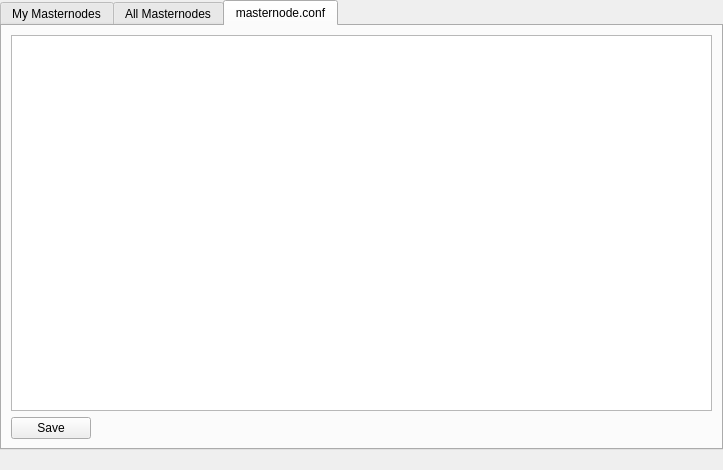
Above: src/qt/forms/masternodelist.ui from twachikku/brofist before the change. Below: the same form after it.
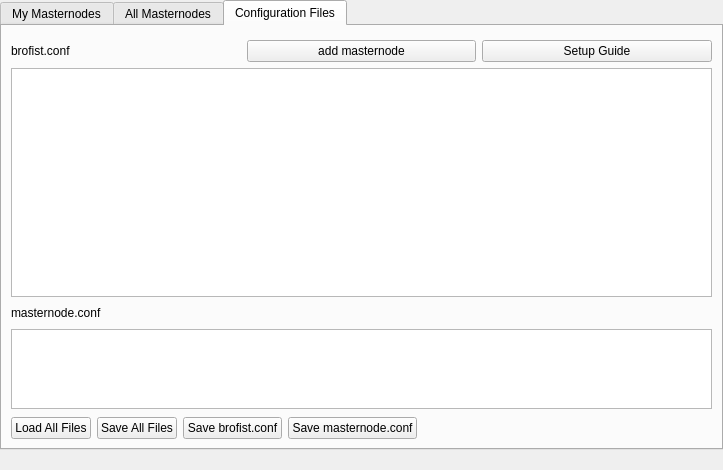
That is the form after the change. The open tabs and pages were chosen to show the change.

```diff
--- a/src/qt/forms/masternodelist.ui
+++ b/src/qt/forms/masternodelist.ui
@@ -320,28 +320,133 @@
        </widget>
        <widget class="QWidget" name="tabMasternodeConfig">
         <attribute name="title">
-         <string>masternode.conf</string>
+         <string>Configuration Files</string>
         </attribute>
-        <layout class="QGridLayout" name="gridLayout_3">
-         <item row="0" column="0">
-          <widget class="QPlainTextEdit" name="masternodeConfEdit">
+        <layout class="QGridLayout" name="gridLayout_4">
+         <item row="1" column="0">
+          <widget class="QTextEdit" name="textEditMaster">
+           <property name="maximumSize">
+            <size>
+             <width>16777215</width>
+             <height>80</height>
+            </size>
+           </property>
            <property name="lineWrapMode">
-            <enum>QPlainTextEdit::NoWrap</enum>
+            <enum>QTextEdit::NoWrap</enum>
            </property>
           </widget>
          </item>
-         <item row="1" column="0">
-          <widget class="QPushButton" name="buttonSaveConfig">
-           <property name="sizePolicy">
-            <sizepolicy hsizetype="Fixed" vsizetype="Fixed">
-             <horstretch>0</horstretch>
-             <verstretch>0</verstretch>
-            </sizepolicy>
+         <item row="3" column="0">
+          <layout class="QHBoxLayout" name="HLayout">
+           <property name="topMargin">
+            <number>2</number>
            </property>
-           <property name="text">
-            <string>Save</string>
-           </property>
-          </widget>
+           <item>
+            <widget class="QPushButton" name="pushButtonLoad">
+             <property name="text">
+              <string>Load All Files</string>
+             </property>
+            </widget>
+           </item>
+           <item>
+            <widget class="QPushButton" name="pushButtonSaveAll">
+             <property name="text">
+              <string>Save All Files</string>
+             </property>
+            </widget>
+           </item>
+           <item>
+            <widget class="QPushButton" name="pushButtonSaveConfig">
+             <property name="text">
+              <string>Save brofist.conf</string>
+             </property>
+            </widget>
+           </item>
+           <item>
+            <widget class="QPushButton" name="pushButtonSaveMaster">
+             <property name="text">
+              <string>Save masternode.conf</string>
+             </property>
+            </widget>
+           </item>
+           <item>
+            <spacer name="horizontalSpacer">
+             <property name="orientation">
+              <enum>Qt::Horizontal</enum>
+             </property>
+             <property name="sizeHint" stdset="0">
+              <size>
+               <width>40</width>
+               <height>20</height>
+              </size>
+             </property>
+            </spacer>
+           </item>
+          </layout>
+         </item>
+         <item row="0" column="0">
+          <layout class="QVBoxLayout" name="verticalLayout_3" stretch="0,0,0">
+           <item>
+            <layout class="QHBoxLayout" name="horizontalLayout_2">
+             <property name="topMargin">
+              <number>5</number>
+             </property>
+             <item>
+              <widget class="QLabel" name="label">
+               <property name="minimumSize">
+                <size>
+                 <width>0</width>
+                 <height>20</height>
+                </size>
+               </property>
+               <property name="text">
+                <string>brofist.conf</string>
+               </property>
+              </widget>
+             </item>
+             <item>
+              <widget class="QPushButton" name="pushButtonAddMaster">
+               <property name="text">
+                <string>add masternode</string>
+               </property>
+              </widget>
+             </item>
+             <item>
+              <widget class="QPushButton" name="buttonDocument">
+               <property name="text">
+                <string>Setup Guide</string>
+               </property>
+              </widget>
+             </item>
+            </layout>
+           </item>
+           <item>
+            <widget class="QTextEdit" name="textEditConfig">
+             <property name="minimumSize">
+              <size>
+               <width>0</width>
+               <height>60</height>
+              </size>
+             </property>
+             <property name="lineWrapMode">
+              <enum>QTextEdit::NoWrap</enum>
+             </property>
+            </widget>
+           </item>
+           <item>
+            <widget class="QLabel" name="label_2">
+             <property name="minimumSize">
+              <size>
+               <width>0</width>
+               <height>20</height>
+              </size>
+             </property>
+             <property name="text">
+              <string>masternode.conf</string>
+             </property>
+            </widget>
+           </item>
+          </layout>
          </item>
         </layout>
        </widget>
```
Left out of the diff: 17 changed lines with no effect on the pictures.
